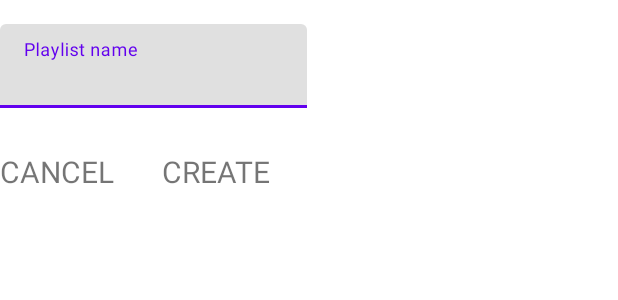
After one commit to Vennic/RadioPlayerV2, an Android app: the layout create_playlist_dialog.xml on its own in the app's theme, with its tools: preview values and no code run, on a phone screen of 412 x 824 dp. The commit adds this screen. Shown: the top 300 px of the screen. Run offline under Robolectric (Android 15) with nearby library versions, the phone set to English and light mode, and no system bars.

Commit message:
Add create playlist dialog

```diff
--- a/app/src/main/java/com/kuzheevadel/radioplayerv2/activities/main/MainActivity.kt
+++ b/app/src/main/java/com/kuzheevadel/radioplayerv2/activities/main/MainActivity.kt
@@ -1,14 +1,11 @@
 package com.kuzheevadel.radioplayerv2.activities.main
 
 import android.os.Bundle
-import android.util.Log
 import androidx.appcompat.app.AppCompatActivity
 import androidx.drawerlayout.widget.DrawerLayout
 import androidx.navigation.NavController
 import androidx.navigation.fragment.NavHostFragment
-import androidx.navigation.ui.AppBarConfiguration
 import androidx.navigation.ui.setupWithNavController
-import com.google.android.material.tabs.TabLayout
 import com.kuzheevadel.radioplayerv2.R
 import com.kuzheevadel.radioplayerv2.databinding.ActivityMainBinding
 import com.sothree.slidinguppanel.SlidingUpPanelLayout
--- a/app/src/main/java/com/kuzheevadel/radioplayerv2/audio/allaudio/AllAudioFragment.kt
+++ b/app/src/main/java/com/kuzheevadel/radioplayerv2/audio/allaudio/AllAudioFragment.kt
@@ -81,7 +81,7 @@ class AllAudioFragment: Fragment() {
 
     private fun subscribeUI() {
         viewLifecycleOwner.lifecycleScope.launch {
-            repeatOnLifecycle(Lifecycle.State.STARTED) {
+            viewLifecycleOwner.repeatOnLifecycle(Lifecycle.State.STARTED) {
                 viewModel.audioFlow.collect { audioList ->
                     allAudioAdapter.submitList(audioList)
                 }
--- a/app/src/main/java/com/kuzheevadel/radioplayerv2/audio/di/AudioFragmentScope.kt
+++ b/app/src/main/java/com/kuzheevadel/radioplayerv2/audio/di/AudioFragmentScope.kt
@@ -5,5 +5,4 @@ import javax.inject.Scope
 @Scope
 @MustBeDocumented
 @Retention(value = AnnotationRetention.RUNTIME)
-annotation class AudioFragmentScope {
-}
+annotation class AudioFragmentScope
--- a/app/src/main/java/com/kuzheevadel/radioplayerv2/di/PlayerApplication.kt
+++ b/app/src/main/java/com/kuzheevadel/radioplayerv2/di/PlayerApplication.kt
@@ -8,7 +8,7 @@ class PlayerApplication: Application() {
         initializeComponent()
     }
 
-    open fun initializeComponent(): AppComponent {
+    fun initializeComponent(): AppComponent {
         return DaggerAppComponent.factory().create(applicationContext)
     }
 }
--- /dev/null
+++ b/app/src/main/res/layout/create_playlist_dialog.xml
@@ -0,0 +1,61 @@
+<?xml version="1.0" encoding="utf-8"?>
+<androidx.constraintlayout.widget.ConstraintLayout
+    xmlns:android="http://schemas.android.com/apk/res/android"
+    xmlns:app="http://schemas.android.com/apk/res-auto"
+    xmlns:tools="http://schemas.android.com/tools"
+    android:layout_width="wrap_content"
+    android:layout_height="wrap_content"
+    android:orientation="vertical">
+
+    <TextView
+        android:id="@+id/ok_textButton"
+        android:layout_width="wrap_content"
+        android:layout_height="wrap_content"
+        android:layout_marginEnd="24dp"
+        android:layout_marginBottom="16dp"
+        android:layout_weight="1"
+        android:background="?attr/selectableItemBackgroundBorderless"
+        android:clickable="true"
+        android:focusable="true"
+        android:text="@string/create_playlist_create"
+        android:textSize="20sp"
+        app:layout_constraintBottom_toBottomOf="parent"
+        app:layout_constraintEnd_toEndOf="parent" />
+
+    <TextView
+        android:id="@+id/cancel_textButton"
+        android:layout_width="wrap_content"
+        android:layout_height="wrap_content"
+        android:layout_marginEnd="32dp"
+        android:layout_marginBottom="16dp"
+        android:layout_weight="1"
+        android:background="?attr/selectableItemBackgroundBorderless"
+        android:clickable="true"
+        android:focusable="true"
+        android:text="@string/create_playlist_cancel"
+        android:textSize="20sp"
+        app:layout_constraintBottom_toBottomOf="parent"
+        app:layout_constraintEnd_toStartOf="@+id/ok_textButton" />
+
+    <com.google.android.material.textfield.TextInputLayout
+        android:id="@+id/playlist_textInput"
+        android:layout_width="0dp"
+        android:layout_height="wrap_content"
+        android:layout_marginTop="16dp"
+        android:layout_marginBottom="8dp"
+        app:errorEnabled="true"
+        app:layout_constraintBottom_toTopOf="@+id/cancel_textButton"
+        app:layout_constraintEnd_toEndOf="parent"
+        app:layout_constraintStart_toStartOf="parent"
+        app:layout_constraintTop_toTopOf="parent">
+
+        <com.google.android.material.textfield.TextInputEditText
+            android:id="@+id/playlist_name"
+            android:layout_width="match_parent"
+            android:layout_height="wrap_content"
+            android:hint="@string/playlist_name"
+            android:inputType="text" />
+
+    </com.google.android.material.textfield.TextInputLayout>
+
+</androidx.constraintlayout.widget.ConstraintLayout>
--- a/app/src/main/res/values/strings.xml
+++ b/app/src/main/res/values/strings.xml
@@ -6,4 +6,7 @@
     <!-- TODO: Remove or change this placeholder text -->
     <string name="hello_blank_fragment">Hello blank fragment</string>
     <string name="playlists_count">Playlists</string>
+    <string name="create_playlist_create">CREATE</string>
+    <string name="create_playlist_cancel">CANCEL</string>
+    <string name="playlist_name">Playlist name</string>
 </resources>
```
Also changed, not shown: app/build.gradle (+11 -6 lines), app/src/main/java/com/kuzheevadel/radioplayerv2/audio/dialogs/CreatePlaylistDialogFragment.kt (added, +52 -0 lines), app/src/main/java/com/kuzheevadel/radioplayerv2/audio/playlists/PlaylistFragment.kt (+11 -4 lines), app/src/main/java/com/kuzheevadel/radioplayerv2/di/AppRepoModule.kt (added, +14 -0 lines), app/src/main/res/navigation/main_nav_graph.xml (+11 -2 lines).
